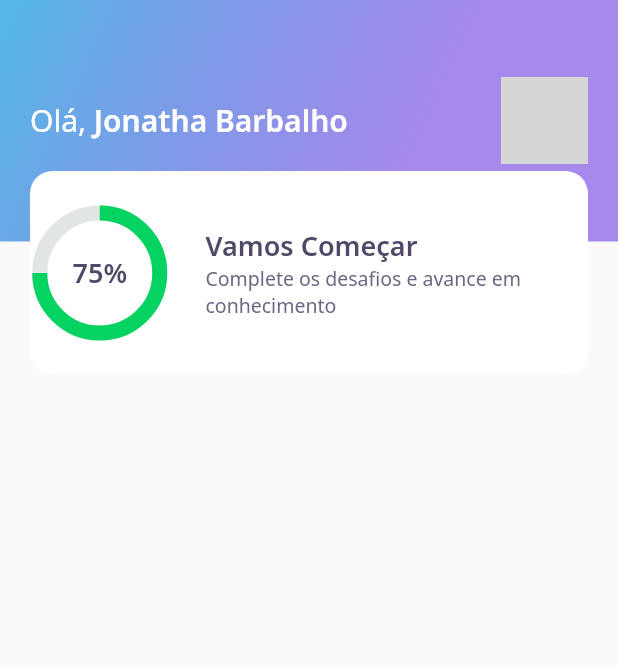
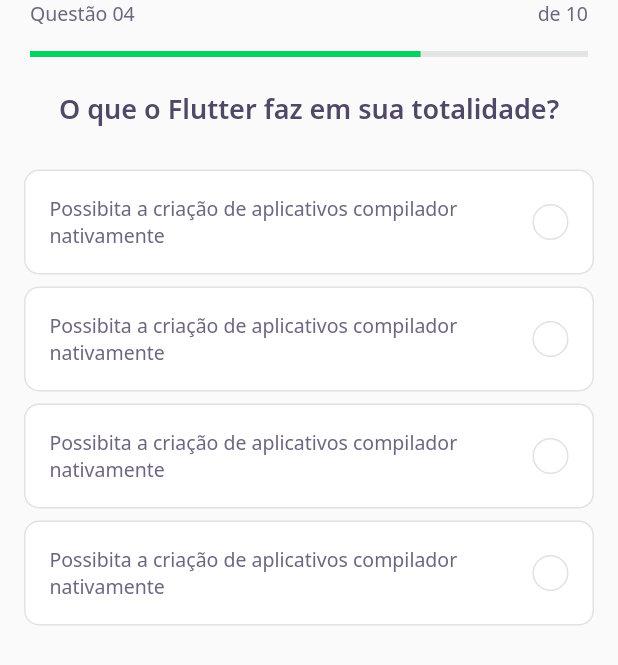
Before and after one commit to JonathaBarbalho/Dev-Quiz, a Flutter app: the screen it shows after launch, on a phone screen of 412 x 824 dp. Shown: the top 665 px of the screen. Run offline on Flutter 3.47's test engine with Material 2 defaults, Android fonts, the phone set to English and light mode, and no system bars; our stand-ins replace google_fonts; grey boxes are pictures that could not be loaded.

Commit message:
Segunda aula.

```diff
--- /dev/null
+++ b/devquiz/lib/challenge/challenge_page.dart
@@ -0,0 +1,28 @@
+import 'package:DevQuiz/challenge/widgets/questionindicator/questionindicator_widget.dart';
+import 'package:DevQuiz/challenge/widgets/quiz/quiz_widget.dart';
+import 'package:flutter/material.dart';
+
+class ChallengePage extends StatefulWidget {
+  ChallengePage({Key? key}) : super(key: key);
+
+  @override
+  _ChallengePageState createState() => _ChallengePageState();
+}
+
+class _ChallengePageState extends State<ChallengePage> {
+  @override
+  Widget build(BuildContext context) {
+    return Scaffold(
+      appBar: PreferredSize(
+        preferredSize: Size.fromHeight(60),
+        child: SafeArea(
+          top: true,
+          child: QuestionIndicatorWidget(),
+        ),
+      ),
+      body: QuizWidget(
+        title: "O que o Flutter faz em sua totalidade?",
+      ),
+    );
+  }
+}
--- /dev/null
+++ b/devquiz/lib/challenge/widgets/answer/answer_widget.dart
@@ -0,0 +1,69 @@
+import 'package:DevQuiz/core/app_colors.dart';
+import 'package:DevQuiz/core/app_text_styles.dart';
+import 'package:flutter/material.dart';
+
+class AnswerWidget extends StatelessWidget {
+  final String title;
+  final bool isRight;
+  final bool isSelected;
+  const AnswerWidget(
+      {Key? key,
+      required this.title,
+      this.isRight = false,
+      this.isSelected = false})
+      : super(key: key);
+
+  Color get _selectedColorRight =>
+      isRight ? AppColors.darkGreen : AppColors.darkRed;
+  Color get _selectedBorderRight =>
+      isRight ? AppColors.lightGreen : AppColors.lightRed;
+  Color get _selectedColorCardRight =>
+      isRight ? AppColors.lightGreen : AppColors.lightRed;
+  Color get _selectedBorderCardRight =>
+      isRight ? AppColors.green : AppColors.red;
+  TextStyle get _selectedTextStyleRight =>
+      isRight ? AppTextStyles.bodyDarkGreen : AppTextStyles.bodyDarkRed;
+  IconData get _selectedIconRight => isRight ? Icons.check : Icons.close;
+
+  @override
+  Widget build(BuildContext context) {
+    return Padding(
+      padding: const EdgeInsets.symmetric(horizontal: 16, vertical: 4),
+      child: Container(
+        padding: const EdgeInsets.all(16),
+        decoration: BoxDecoration(
+          color: isSelected ? _selectedColorCardRight : AppColors.white,
+          border: Border.fromBorderSide(BorderSide(
+              color: isSelected ? _selectedBorderCardRight : AppColors.border)),
+          borderRadius: BorderRadius.circular(10),
+        ),
+        child: Row(
+          mainAxisAlignment: MainAxisAlignment.spaceBetween,
+          children: [
+            Expanded(
+                child: Text(
+              title,
+              style: isSelected ? _selectedTextStyleRight : AppTextStyles.body,
+            )),
+            Container(
+              height: 24,
+              width: 24,
+              decoration: BoxDecoration(
+                color: isSelected ? _selectedColorRight : AppColors.white,
+                border: Border.fromBorderSide(BorderSide(
+                    color:
+                        isSelected ? _selectedBorderRight : AppColors.border)),
+                borderRadius: BorderRadius.circular(500),
+              ),
+              child: Icon(
+                Icons.check,
+                size: 16,
+                color: Colors.white,
+              ),
+            )
+          ],
+        ),
+      ),
+    );
+  }
+}
--- /dev/null
+++ b/devquiz/lib/challenge/widgets/questionindicator/questionindicator_widget.dart
@@ -0,0 +1,27 @@
+import 'package:DevQuiz/core/app_text_styles.dart';
+import 'package:DevQuiz/shared/widgets/progress_indicator/progress_indicator_widget.dart';
+import 'package:flutter/material.dart';
+
+class QuestionIndicatorWidget extends StatelessWidget {
+  const QuestionIndicatorWidget({Key? key}) : super(key: key);
+
+  @override
+  Widget build(BuildContext context) {
+    return Container(
+      padding: const EdgeInsets.symmetric(horizontal: 20),
+      child: Column(
+        children: [
+          Row(
+            mainAxisAlignment: MainAxisAlignment.spaceBetween,
+            children: [
+              Text("Questão 04", style: AppTextStyles.body),
+              Text("de 10", style: AppTextStyles.body),
+            ],
+          ),
+          SizedBox(height: 16),
+          ProgressIndicatorWidget(value: 0.7)
+        ],
+      ),
+    );
+  }
+}
--- /dev/null
+++ b/devquiz/lib/challenge/widgets/quiz/quiz_widget.dart
@@ -0,0 +1,37 @@
+import 'package:DevQuiz/challenge/widgets/answer/answer_widget.dart';
+import 'package:DevQuiz/core/app_text_styles.dart';
+import 'package:flutter/material.dart';
+
+class QuizWidget extends StatelessWidget {
+  final String title;
+  const QuizWidget({Key? key, required this.title}) : super(key: key);
+
+  @override
+  Widget build(BuildContext context) {
+    return Column(
+      children: [
+        Text(
+          title,
+          style: AppTextStyles.heading,
+        ),
+        SizedBox(height: 24),
+        AnswerWidget(
+            title: "Possibita a criação de aplicativos compilador nativamente",
+            isSelected: false,
+            isRight: false),
+        AnswerWidget(
+            title: "Possibita a criação de aplicativos compilador nativamente",
+            isSelected: false,
+            isRight: false),
+        AnswerWidget(
+            title: "Possibita a criação de aplicativos compilador nativamente",
+            isSelected: false,
+            isRight: false),
+        AnswerWidget(
+            title: "Possibita a criação de aplicativos compilador nativamente",
+            isSelected: false,
+            isRight: false),
+      ],
+    );
+  }
+}
--- a/devquiz/lib/core/app_widget.dart
+++ b/devquiz/lib/core/app_widget.dart
@@ -1,4 +1,5 @@
-import 'package:DevQuiz/home/home_page.dart';
+import 'package:DevQuiz/challenge/challenge_page.dart';
+/* import 'package:DevQuiz/home/home_page.dart'; */
 /* import 'package:DevQuiz/splash/splash_page.dart'; */
 import 'package:flutter/material.dart';
 
@@ -7,7 +8,7 @@ class AppWidget extends StatelessWidget {
   Widget build(BuildContext context) {
     return MaterialApp(
       title: "DevQuiz",
-      home: HomePage(),
+      home: ChallengePage(),
     );
   }
 }
--- a/devquiz/lib/home/widgets/scorecard/scorecard_widget.dart
+++ b/devquiz/lib/home/widgets/scorecard/scorecard_widget.dart
@@ -14,6 +14,8 @@ class ScoreCardWidget extends StatelessWidget {
         height: 136,
         decoration: BoxDecoration(
             color: AppColors.white, borderRadius: BorderRadius.circular(15)),
+        child: Padding(
+          padding: const EdgeInsets.symmetric(horizontal: 24),
           child: Row(
             crossAxisAlignment: CrossAxisAlignment.center,
             children: [
@@ -37,6 +39,7 @@ class ScoreCardWidget extends StatelessWidget {
             ],
           ),
         ),
+      ),
     );
   }
 }
--- /dev/null
+++ b/devquiz/lib/shared/widgets/progress_indicator/progress_indicator_widget.dart
@@ -0,0 +1,17 @@
+import 'package:DevQuiz/core/core.dart';
+import 'package:flutter/material.dart';
+
+class ProgressIndicatorWidget extends StatelessWidget {
+  final double value;
+  const ProgressIndicatorWidget({Key? key, required this.value})
+      : super(key: key);
+
+  @override
+  Widget build(BuildContext context) {
+    return LinearProgressIndicator(
+      value: value,
+      valueColor: AlwaysStoppedAnimation<Color>(AppColors.chartPrimary),
+      backgroundColor: AppColors.chartSecondary,
+    );
+  }
+}
```
Also changed, not shown: devquiz/lib/home/home_page.dart (+30 -0 lines), devquiz/lib/home/widgets/levelbutton/levelbutton_widget.dart (added, +57 -0 lines), devquiz/lib/home/widgets/quizcard/quizcard_widget.dart (added, +47 -0 lines). Lines whose indentation alone changed are shown as unchanged.
